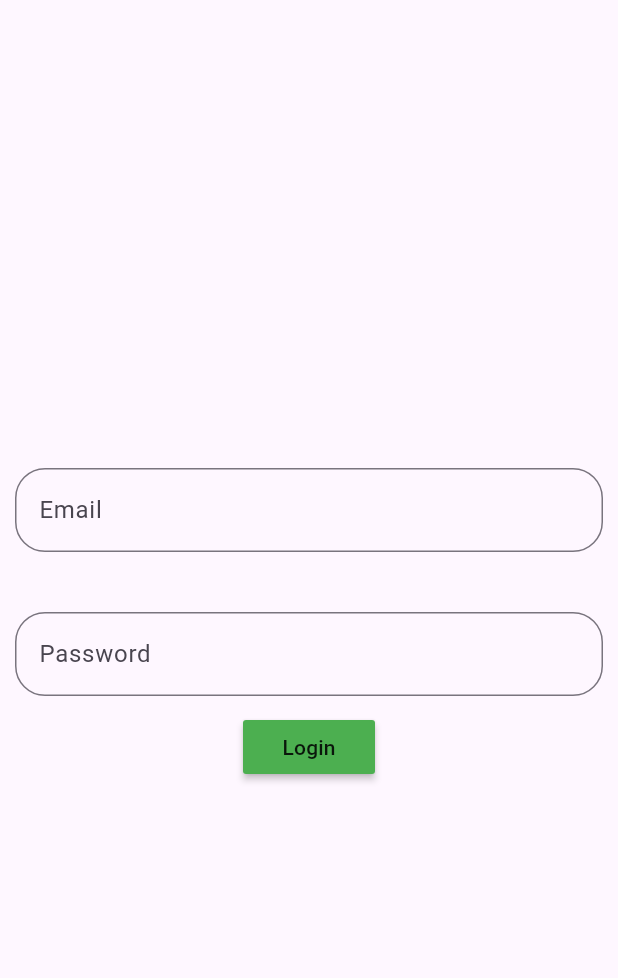
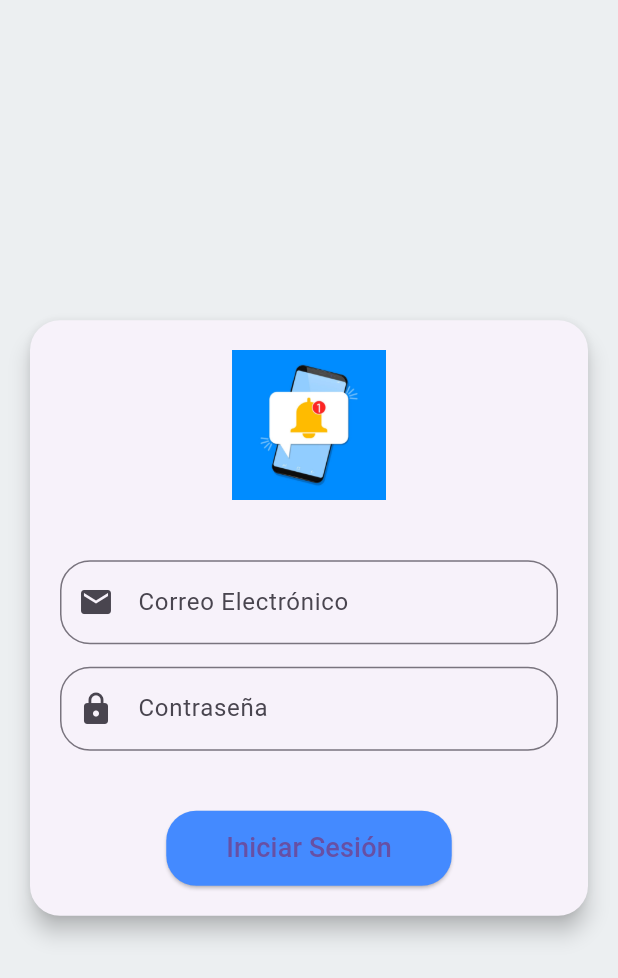
Before and after one commit to Jucar-2021/NOTIFICACIONES_PUSH, a Flutter app: the screen it shows after launch, on a phone screen of 412 x 824 dp. Shown: the top 978 px of the screen. Run offline on Flutter 3.47's test engine with Material 3 defaults, Android fonts, the light colour scheme and no system bars; our stand-ins replace cloud_firestore, firebase_auth, firebase_core, firebase_messaging, lottie, toast; accounts and stored records are empty.

Commit message:
ajustes de preentscion

```diff
--- a/lib/LoginScreen.dart
+++ b/lib/LoginScreen.dart
@@ -1,7 +1,7 @@
-import 'package:ag4_notificaciones/HomeScreen.dart';
+import 'package:flutter/material.dart';
+import 'HomeScreen.dart';
 import 'package:cloud_firestore/cloud_firestore.dart';
 import 'package:firebase_messaging/firebase_messaging.dart';
-import 'package:flutter/material.dart';
 import 'package:firebase_auth/firebase_auth.dart';
 import 'package:toast/toast.dart';
 
@@ -12,76 +12,71 @@ class LoginScreen extends StatefulWidget {
 
 class _LoginScreenState extends State<LoginScreen> {
   FirebaseAuth auth = FirebaseAuth.instance;
-  TextEditingController mailController = new TextEditingController();
-  TextEditingController passwordController = new TextEditingController();
+  TextEditingController mailController = TextEditingController();
+  TextEditingController passwordController = TextEditingController();
 
   FirebaseMessaging firebaseMessaging = FirebaseMessaging.instance;
   FirebaseFirestore db = FirebaseFirestore.instance;
 
   @override
   void initState() {
+    super.initState();
     ToastContext().init(context);
     checkUserAuth();
-    super.initState();
   }
 
+  /// verificacion si el usuario esta autenticado
   checkUserAuth() async {
     try {
-      User? user = await auth.currentUser;
+      User? user = auth.currentUser;
       if (user != null) {
         String? token = await obtenerToken();
         Navigator.pushReplacement(
           context,
           MaterialPageRoute(
-              builder: (context) => HomeScreen(
-                tokenUsuario: token!,
+            builder: (context) => HomeScreen(tokenUsuario: token!),
           ),
-            ));
+        );
       }
     } catch (e) {
-      print("Error A " + e.toString());
+      print("Error inesperado: " + e.toString());
     }
   }
 
-  //Método para loguear
-  login() {
+  /// metodo de inicio de sesion
+  void login() {
     String email = mailController.text;
     String password = passwordController.text;
 
-    try {
+    if (email.isEmpty || password.isEmpty) {
+      showToast("El email y la contraseña son obligatorios", duration: 3, gravity: Toast.bottom);
+      return;
+    }
+
     auth.signInWithEmailAndPassword(email: email, password: password).then(
           (result) async {
-          //Registrar fcm key
         String? token = await obtenerToken();
         User? user = result.user;
-          db
-              .collection("users")
-              .doc(user?.uid)
-              .set({"email": user?.email, "fcmToken": token});
+        db.collection("users").doc(user?.uid).set({"email": user?.email, "fcmToken": token});
 
         Navigator.pushReplacement(
           context,
           MaterialPageRoute(
-              builder: (context) => HomeScreen(
-                tokenUsuario: token!,
-              ),
+            builder: (context) => HomeScreen(tokenUsuario: token!),
           ),
         );
       },
-      ).catchError(
-        (error) {
-          showToast("Correo electronico o password incorectos",duration: 2, gravity: Toast.center);
-        },
-      );
-    } catch(e) {
-      showToast('Error inesperado ${e.toString()}', gravity: Toast.center);
-    }
+    ).catchError((error) {
+      showToast("Correo o contraseña incorrectos", duration: 2, gravity: Toast.center);
+    });
   }
 
+  /// muestra de un mensaje `Toast`
   void showToast(String msg, {int? duration, int? gravity}) {
     Toast.show(msg, duration: duration, gravity: gravity);
   }
 
+  /// obtencion el token de Firebase Messaging
   Future<String?> obtenerToken() async {
     return await firebaseMessaging.getToken();
   }
@@ -89,97 +84,102 @@ class _LoginScreenState extends State<LoginScreen> {
   @override
   Widget build(BuildContext context) {
     return Scaffold(
-      body: Container(
+      backgroundColor: Colors.blueGrey[50], // Color de fondo suave
+      body: Center(
+        child: SingleChildScrollView(
+          child: Card(
+            elevation: 6,
+            shape: RoundedRectangleBorder(borderRadius: BorderRadius.circular(20)),
+            margin: EdgeInsets.all(20),
+            child: Padding(
+              padding: EdgeInsets.all(20),
               child: Column(
-          mainAxisAlignment: MainAxisAlignment.center,
-          crossAxisAlignment: CrossAxisAlignment.center,
-          children: <Widget>[
-            Padding(
-              padding: EdgeInsets.all(10.0),
-              child: TextField(
+                mainAxisSize: MainAxisSize.min,
+                children: [
+                  Image.asset("assets/logoApp.jpg", height: 100), // Logo de la app
+                  SizedBox(height: 40),
+                  TextField(
                     controller: mailController,
                     decoration: InputDecoration(
-                  border: OutlineInputBorder(
-                      borderRadius: BorderRadius.circular(20)),
-                  labelText: "Email",
+                      labelText: "Correo Electrónico",
+                      border: OutlineInputBorder(borderRadius: BorderRadius.circular(20)),
+                      prefixIcon: Icon(Icons.email),
                     ),
                     keyboardType: TextInputType.emailAddress,
                   ),
-            ),
-            SizedBox(
-              height: 20,
-            ),
-            Padding(
-              padding: EdgeInsets.all(10.0),
-              child: TextField(
+                  SizedBox(height: 15),
+                  TextField(
                     controller: passwordController,
                     decoration: InputDecoration(
-                    border: OutlineInputBorder(
-                        borderRadius: BorderRadius.circular(20)),
-                    labelText: "Password"),
+                      labelText: "Contraseña",
+                      border: OutlineInputBorder(borderRadius: BorderRadius.circular(20)),
+                      prefixIcon: Icon(Icons.lock),
+                    ),
                     obscureText: true,
-                keyboardType: TextInputType.visiblePassword,
+                  ),
+                  SizedBox(height: 40),
+                  ElevatedButton(
+                    style: ElevatedButton.styleFrom(
+                      backgroundColor: Colors.blueAccent,
+                      padding: EdgeInsets.symmetric(vertical: 12, horizontal: 40),
+                      shape: RoundedRectangleBorder(borderRadius: BorderRadius.circular(20)),
+                    ),
+                    onPressed: (){
+                      if(mailController.text.isEmpty || passwordController.text.isEmpty){
+                        showToast('Los campos Correo Electronico y Contraseña son requeridos',duration: 3,gravity: Toast.top);
+                      }else{
+                        loginGoogle();
+                      }
+                    },
+                    child: Text("Iniciar Sesión", style: TextStyle(fontSize: 18)),
+                  ),
+                ],
               ),
             ),
-            MaterialButton(
-              color: Colors.green,
-              child: Text("Login"),
-              onPressed: () {
-                if(mailController.text.isEmpty || passwordController.text.isEmpty){
-                  showToast("Email y password son obligatorios",duration: 3,gravity: Toast.bottom);
-                }else{
-
-                  loginGoogle();
-
-                }
-
-
-              },
-            )
-          ],
+          ),
         ),
       ),
     );
   }
+
+  /// proceso del login se carga el splash
   void loginGoogle() {
     showDialog(
       context: context,
-      barrierDismissible: false, // evita que el usuario cierre el login
-      builder: (context) {
-        return SplashPantalla();
-      },
+      barrierDismissible: false,
+      builder: (context) => SplashPantalla(),
     );
 
-    // espera 6 segundos y luego inicia sesión
     Future.delayed(Duration(seconds: 6), () {
-      Navigator.pop(context); // cierra el Splash
-      login(); // clama a login después de cerrar el splash
+      Navigator.pop(context);
+      login();
     });
   }
-
 }
 
-
+/// carga de animaciones tiempo para validar credenciales
 class SplashPantalla extends StatelessWidget {
   @override
   Widget build(BuildContext context) {
     return Dialog(
-      backgroundColor: Colors.transparent, // fondo transparente para que se vea
-      child: Expanded(
-        child: Stack(
+      backgroundColor: Colors.transparent,
+      child: Container(
+        padding: EdgeInsets.all(20),
+        decoration: BoxDecoration(
+          color: Colors.white,
+          borderRadius: BorderRadius.circular(20),
+          boxShadow: [
+            BoxShadow(color: Colors.black26, blurRadius: 10, spreadRadius: 2),
+          ],
+        ),
+        child: Column(
+          mainAxisSize: MainAxisSize.min,
           children: [
-            Positioned.fill(
-              child: Image.asset("assets/logi.gif"), // Imagen/GIF de carga
-            ),
-            Align(
-
-              alignment: Alignment.topCenter,
-              child: Padding(
-
-                padding: EdgeInsets.all(15.0),
-                child: Image.asset("assets/loa.gif")
-              ),
-            ),
+            Image.asset("assets/logi.gif", height: 100),
+            SizedBox(height: 15),
+            CircularProgressIndicator(),
+            SizedBox(height: 15),
+            Text("Cargando...", style: TextStyle(fontSize: 18, fontWeight: FontWeight.bold)),
           ],
         ),
       ),
--- a/lib/main.dart
+++ b/lib/main.dart
@@ -2,7 +2,6 @@
 import 'package:ag4_notificaciones/LoginScreen.dart';
 import 'package:firebase_core/firebase_core.dart';
 import 'package:flutter/material.dart';
-import 'package:toast/toast.dart';
 import 'package:lottie/lottie.dart';
 
 void main() async {
@@ -17,6 +16,7 @@ class App extends StatelessWidget {
     // TODO: implement build
 
     return MaterialApp(
+      title: "Notificaciones Push Equipo-4",
       theme: ThemeData.light(),
       darkTheme: ThemeData.dark(),
       debugShowCheckedModeBanner: false,
@@ -30,7 +30,7 @@ class SplashPantalla extends StatelessWidget {
 
   @override
   Widget build(BuildContext context) {
-    // ajuste del tiempo de pantalla de presentacion
+    /// ajuste del tiempo de pantalla de presentacion
     Future.delayed(
       const Duration(seconds: 5),
       () {
--- a/pubspec.yaml
+++ b/pubspec.yaml
@@ -40,6 +40,7 @@ dependencies:
   toast: ^0.3.0
   firebase_core: ^3.11.0
   lottie: ^3.3.1
+  flutter_launcher_icons: ^0.14.3
 
 dev_dependencies:
   flutter_test:
@@ -54,7 +55,10 @@ dev_dependencies:
 
 # For information on the generic Dart part of this file, see the
 # following page: https://dart.dev/tools/pub/pubspec
-
+flutter_launcher_icons:
+  android: true
+  ios: true
+  image_path: "assets/logoApp.jpg"
 # The following section is specific to Flutter packages.
 flutter:
 
```
Also changed, not shown: lib/HomeScreen.dart (+78 -81 lines), lib/MessageScreen.dart (+68 -65 lines), assets/loa.gif (deleted), assets/logoApp.jpg (added), assets/send.gif (deleted), pubspec.lock, 22 other files. Lines whose indentation alone changed are shown as unchanged.
